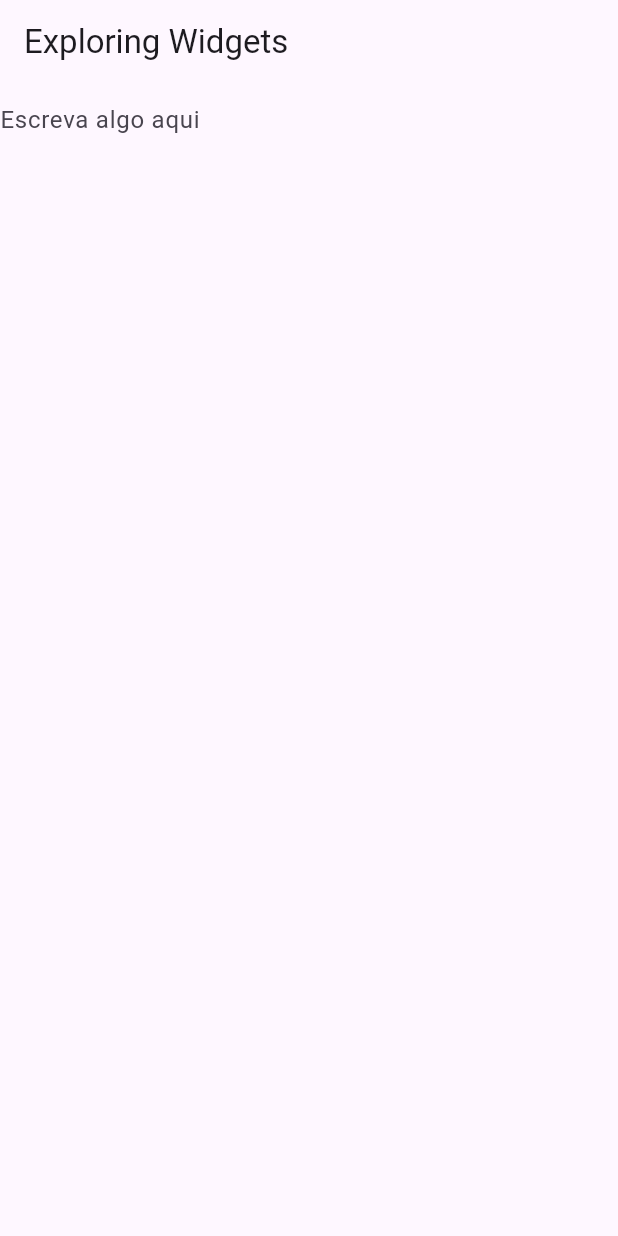
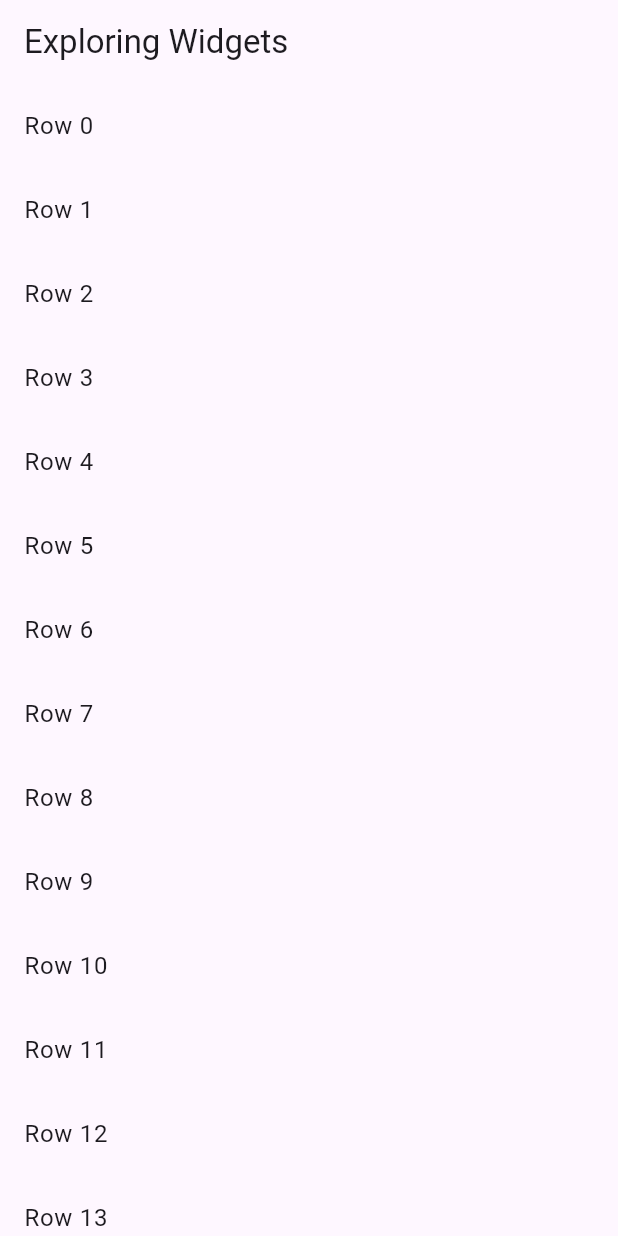
Before and after one commit to bryantavares25/Technologist_system_analyses_development, a Flutter app: the screen it shows after launch, on a phone screen of 412 x 824 dp. Run offline on Flutter 3.47's test engine with Material 3 defaults, Android fonts, the phone set to English and light mode, and no system bars.

Commit message:
Update main.dart

```diff
--- a/Aula_widgets/flutter_application_2/lib/main.dart
+++ b/Aula_widgets/flutter_application_2/lib/main.dart
@@ -43,11 +43,41 @@ class MyApp extends StatelessWidget {
 //  );
 //}
 
+//Widget myWidget() {
+//  return TextField(
+//    decoration: InputDecoration(
+//      border: InputBorder.none,
+//      hintText: 'Escreva algo aqui',
+//    ),
+//  );
+//}
+
+//Widget myWidget() {
+//  return ListView.builder(
+//    padding: EdgeInsets.all(16.0),
+//    // espaçamento das linhas
+//    itemExtent: 30.0,
+//    // fornece uma lista infinita
+//    itemBuilder: (BuildContext context, int index) {
+//      return Text('Row $index');
+//    },
+//  );
+//}
+
 Widget myWidget() {
-  return TextField(
-    decoration: InputDecoration(
-      border: InputBorder.none,
-      hintText: 'Escreva algo aqui',
-    ),
+  return ListView.builder(
+    itemBuilder: (BuildContext context, int index) {
+      return ListTile(
+        title: Text('Row $index'),
+
+        onTap: () {
+          // alguma coisa
+        },
+      );
+    },
   );
 }
+
+Widget myLayoutWidget() {
+  return Padding(padding: EdgeInsets.all(8.0), child: Text("Hello world!"));
+}
```
